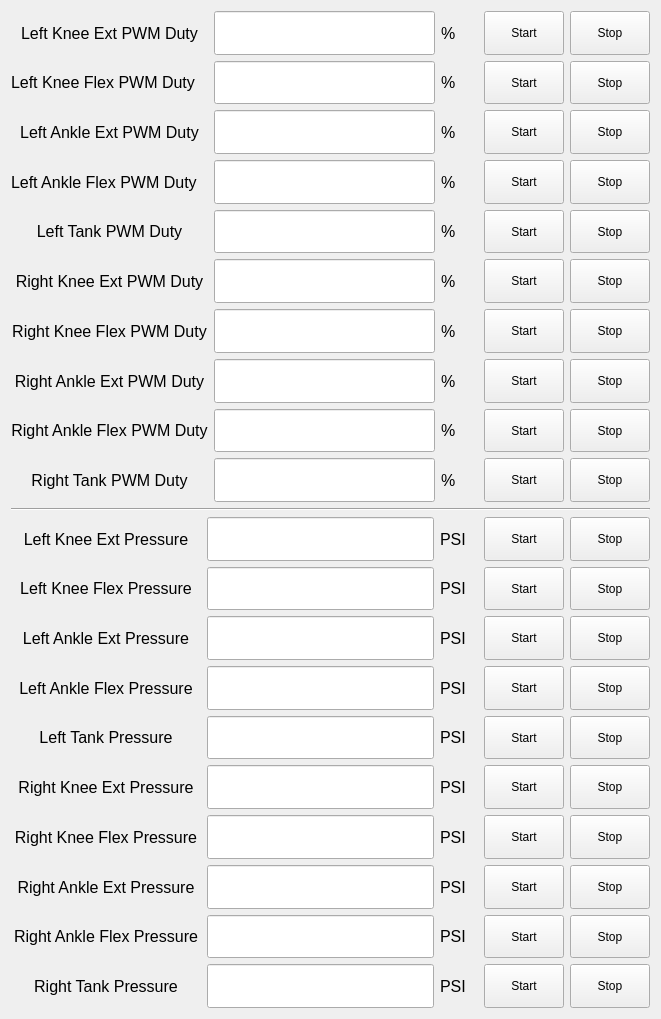
This is exo_gui/PWM_TestFun.ui in haolee21/ExoRPI4 as Qt 5 draws it before an edit. The edited form follows.
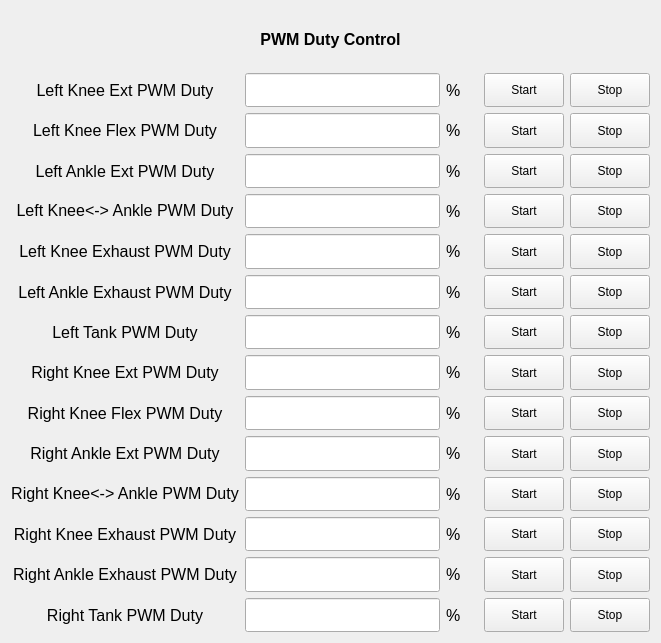
This is the edited form.

Diff of the .ui file:
```diff
--- a/exo_gui/PWM_TestFun.ui
+++ b/exo_gui/PWM_TestFun.ui
@@ -7,15 +7,32 @@
     <x>0</x>
     <y>0</y>
     <width>661</width>
-    <height>1019</height>
+    <height>643</height>
    </rect>
   </property>
   <property name="windowTitle">
    <string>Form</string>
   </property>
-  <layout class="QVBoxLayout" name="verticalLayout_11">
+  <layout class="QVBoxLayout" name="verticalLayout_11" stretch="1,10">
    <item>
-    <layout class="QHBoxLayout" name="horizontalLayout" stretch="5,6,1,2,2">
+    <widget class="QLabel" name="label_22">
+     <property name="font">
+      <font>
+       <pointsize>12</pointsize>
+       <weight>75</weight>
+       <bold>true</bold>
+      </font>
+     </property>
+     <property name="text">
+      <string>PWM Duty Control</string>
+     </property>
+     <property name="alignment">
+      <set>Qt::AlignCenter</set>
+     </property>
+    </widget>
+   </item>
+   <item>
+    <layout class="QHBoxLayout" name="horizontalLayout" stretch="0,6,1,2,2">
      <item>
       <layout class="QVBoxLayout" name="verticalLayout">
        <property name="sizeConstraint">
@@ -46,6 +63,9 @@
          <property name="text">
           <string>Left Knee Flex PWM Duty</string>
          </property>
+         <property name="alignment">
+          <set>Qt::AlignCenter</set>
+         </property>
         </widget>
        </item>
        <item>
@@ -64,14 +84,47 @@
         </widget>
        </item>
        <item>
-        <widget class="QLabel" name="label_26">
+        <widget class="QLabel" name="label_9">
          <property name="font">
           <font>
            <pointsize>12</pointsize>
           </font>
          </property>
          <property name="text">
-          <string>Left Ankle Flex PWM Duty</string>
+          <string>Left Knee&lt;-&gt; Ankle PWM Duty</string>
+         </property>
+         <property name="alignment">
+          <set>Qt::AlignCenter</set>
+         </property>
+        </widget>
+       </item>
+       <item>
+        <widget class="QLabel" name="label_10">
+         <property name="font">
+          <font>
+           <pointsize>12</pointsize>
+          </font>
+         </property>
+         <property name="text">
+          <string>Left Knee Exhaust PWM Duty</string>
+         </property>
+         <property name="alignment">
+          <set>Qt::AlignCenter</set>
+         </property>
+        </widget>
+       </item>
+       <item>
+        <widget class="QLabel" name="label_11">
+         <property name="font">
+          <font>
+           <pointsize>12</pointsize>
+          </font>
+         </property>
+         <property name="text">
+          <string>Left Ankle Exhaust PWM Duty</string>
+         </property>
+         <property name="alignment">
+          <set>Qt::AlignCenter</set>
          </property>
         </widget>
        </item>
@@ -135,6 +188,21 @@
          </property>
         </widget>
        </item>
+       <item>
+        <widget class="QLabel" name="label_12">
+         <property name="font">
+          <font>
+           <pointsize>12</pointsize>
+          </font>
+         </property>
+         <property name="text">
+          <string>Right Knee&lt;-&gt; Ankle PWM Duty</string>
+         </property>
+         <property name="alignment">
+          <set>Qt::AlignCenter</set>
+         </property>
+        </widget>
+       </item>
        <item>
         <widget class="QLabel" name="label_28">
          <property name="font">
@@ -143,7 +211,22 @@
           </font>
          </property>
          <property name="text">
-          <string>Right Ankle Flex PWM Duty</string>
+          <string>Right Knee Exhaust PWM Duty</string>
+         </property>
+         <property name="alignment">
+          <set>Qt::AlignCenter</set>
+         </property>
+        </widget>
+       </item>
+       <item>
+        <widget class="QLabel" name="label_13">
+         <property name="font">
+          <font>
+           <pointsize>12</pointsize>
+          </font>
+         </property>
+         <property name="text">
+          <string>Right Ankle Exhaust PWM Duty</string>
          </property>
          <property name="alignment">
           <set>Qt::AlignCenter</set>
@@ -210,7 +293,27 @@
         </widget>
        </item>
        <item>
-        <widget class="QLineEdit" name="lineEdit_LAnkFlexDuty">
+        <widget class="QLineEdit" name="lineEdit_LKneAnkDuty">
+         <property name="sizePolicy">
+          <sizepolicy hsizetype="Expanding" vsizetype="Preferred">
+           <horstretch>0</horstretch>
+           <verstretch>0</verstretch>
+          </sizepolicy>
+         </property>
+        </widget>
+       </item>
+       <item>
+        <widget class="QLineEdit" name="lineEdit_LKneExutDuty">
+         <property name="sizePolicy">
+          <sizepolicy hsizetype="Expanding" vsizetype="Preferred">
+           <horstretch>0</horstretch>
+           <verstretch>0</verstretch>
+          </sizepolicy>
+         </property>
+        </widget>
+       </item>
+       <item>
+        <widget class="QLineEdit" name="lineEdit_LAnkExutDuty">
          <property name="sizePolicy">
           <sizepolicy hsizetype="Expanding" vsizetype="Preferred">
            <horstretch>0</horstretch>
@@ -270,7 +373,27 @@
         </widget>
        </item>
        <item>
-        <widget class="QLineEdit" name="lineEdit_RAnkFlexDuty">
+        <widget class="QLineEdit" name="lineEdit_RKneAnkDuty">
+         <property name="sizePolicy">
+          <sizepolicy hsizetype="Expanding" vsizetype="Preferred">
+           <horstretch>0</horstretch>
+           <verstretch>0</verstretch>
+          </sizepolicy>
+         </property>
+        </widget>
+       </item>
+       <item>
+        <widget class="QLineEdit" name="lineEdit_RKneExutDuty">
+         <property name="sizePolicy">
+          <sizepolicy hsizetype="Expanding" vsizetype="Preferred">
+           <horstretch>0</horstretch>
+           <verstretch>0</verstretch>
+          </sizepolicy>
+         </property>
+        </widget>
+       </item>
+       <item>
+        <widget class="QLineEdit" name="lineEdit_RAnkExutDuty">
          <property name="sizePolicy">
           <sizepolicy hsizetype="Expanding" vsizetype="Preferred">
            <horstretch>0</horstretch>
@@ -401,6 +524,54 @@
          </property>
         </widget>
        </item>
+       <item>
+        <widget class="QLabel" name="label_14">
+         <property name="font">
+          <font>
+           <pointsize>12</pointsize>
+          </font>
+         </property>
+         <property name="text">
+          <string>%</string>
+         </property>
+        </widget>
+       </item>
+       <item>
+        <widget class="QLabel" name="label_15">
+         <property name="font">
+          <font>
+           <pointsize>12</pointsize>
+          </font>
+         </property>
+         <property name="text">
+          <string>%</string>
+         </property>
+        </widget>
+       </item>
+       <item>
+        <widget class="QLabel" name="label_16">
+         <property name="font">
+          <font>
+           <pointsize>12</pointsize>
+          </font>
+         </property>
+         <property name="text">
+          <string>%</string>
+         </property>
+        </widget>
+       </item>
+       <item>
+        <widget class="QLabel" name="label_21">
+         <property name="font">
+          <font>
+           <pointsize>12</pointsize>
+          </font>
+         </property>
+         <property name="text">
+          <string>%</string>
+         </property>
+        </widget>
+       </item>
        <item>
         <widget class="QLabel" name="label_6">
          <property name="font">
@@ -457,7 +628,33 @@
         </widget>
        </item>
        <item>
-        <widget class="QPushButton" name="btn_LAnkFlexDuty_start">
+        <widget class="QPushButton" name="btn_LKneAnkDuty_start">
+         <property name="sizePolicy">
+          <sizepolicy hsizetype="Minimum" vsizetype="Preferred">
+           <horstretch>0</horstretch>
+           <verstretch>0</verstretch>
+          </sizepolicy>
+         </property>
+         <property name="text">
+          <string>Start</string>
+         </property>
+        </widget>
+       </item>
+       <item>
+        <widget class="QPushButton" name="btn_LKneExutDuty_start">
+         <property name="sizePolicy">
+          <sizepolicy hsizetype="Minimum" vsizetype="Preferred">
+           <horstretch>0</horstretch>
+           <verstretch>0</verstretch>
+          </sizepolicy>
+         </property>
+         <property name="text">
+          <string>Start</string>
+         </property>
+        </widget>
+       </item>
+       <item>
+        <widget class="QPushButton" name="btn_LAnkExutDuty_start">
          <property name="sizePolicy">
           <sizepolicy hsizetype="Minimum" vsizetype="Preferred">
            <horstretch>0</horstretch>
@@ -522,7 +719,33 @@
         </widget>
        </item>
        <item>
-        <widget class="QPushButton" name="btn_RAnkFlexDuty_start">
+        <widget class="QPushButton" name="btn_RKneAnkDuty_start">
+         <property name="sizePolicy">
+          <sizepolicy hsizetype="Minimum" vsizetype="Preferred">
+           <horstretch>0</horstretch>
+           <verstretch>0</verstretch>
+          </sizepolicy>
+         </property>
+         <property name="text">
+          <string>Start</string>
+         </property>
+        </widget>
+       </item>
+       <item>
+        <widget class="QPushButton" name="btn_RKneExutDuty_start">
+         <property name="sizePolicy">
+          <sizepolicy hsizetype="Minimum" vsizetype="Preferred">
+           <horstretch>0</horstretch>
+           <verstretch>0</verstretch>
+          </sizepolicy>
+         </property>
+         <property name="text">
+          <string>Start</string>
+         </property>
+        </widget>
+       </item>
+       <item>
+        <widget class="QPushButton" name="btn_RAnkExutDuty_start">
          <property name="sizePolicy">
           <sizepolicy hsizetype="Minimum" vsizetype="Preferred">
            <horstretch>0</horstretch>
@@ -591,7 +814,33 @@
         </widget>
        </item>
        <item>
-        <widget class="QPushButton" name="btn_LAnkFlexDuty_stop">
+        <widget class="QPushButton" name="btn_LKneAnkDuty_stop">
+         <property name="sizePolicy">
+          <sizepolicy hsizetype="Minimum" vsizetype="Preferred">
+           <horstretch>0</horstretch>
+           <verstretch>0</verstretch>
+          </sizepolicy>
+         </property>
+         <property name="text">
+          <string>Stop</string>
+         </property>
+        </widget>
+       </item>
+       <item>
+        <widget class="QPushButton" name="btn_LKneExutDuty_stop">
+         <property name="sizePolicy">
+          <sizepolicy hsizetype="Minimum" vsizetype="Preferred">
+           <horstretch>0</horstretch>
+           <verstretch>0</verstretch>
+          </sizepolicy>
+         </property>
+         <property name="text">
+          <string>Stop</string>
+         </property>
+        </widget>
+       </item>
+       <item>
+        <widget class="QPushButton" name="btn_LAnkExutDuty_stop">
          <property name="sizePolicy">
           <sizepolicy hsizetype="Minimum" vsizetype="Preferred">
            <horstretch>0</horstretch>
@@ -656,7 +905,33 @@
         </widget>
        </item>
        <item>
-        <widget class="QPushButton" name="btn_RAnkFlexDuty_stop">
+        <widget class="QPushButton" name="btn_RKneAnkDuty_stop">
+         <property name="sizePolicy">
+          <sizepolicy hsizetype="Minimum" vsizetype="Preferred">
+           <horstretch>0</horstretch>
+           <verstretch>0</verstretch>
+          </sizepolicy>
+         </property>
+         <property name="text">
+          <string>Stop</string>
+         </property>
+        </widget>
+       </item>
+       <item>
+        <widget class="QPushButton" name="btn_RKneExutDuty_stop">
+         <property name="sizePolicy">
+          <sizepolicy hsizetype="Minimum" vsizetype="Preferred">
+           <horstretch>0</horstretch>
+           <verstretch>0</verstretch>
+          </sizepolicy>
+         </property>
+         <property name="text">
+          <string>Stop</string>
+         </property>
+        </widget>
+       </item>
+       <item>
+        <widget class="QPushButton" name="btn_RAnkExutDuty_stop">
          <property name="sizePolicy">
           <sizepolicy hsizetype="Minimum" vsizetype="Preferred">
            <horstretch>0</horstretch>
@@ -685,697 +960,6 @@
      </item>
     </layout>
    </item>
-   <item>
-    <widget class="Line" name="line">
-     <property name="orientation">
-      <enum>Qt::Horizontal</enum>
-     </property>
-    </widget>
-   </item>
-   <item>
-    <layout class="QHBoxLayout" name="horizontalLayout_2" stretch="5,6,1,2,2">
-     <item>
-      <layout class="QVBoxLayout" name="verticalLayout_4">
-       <item>
-        <widget class="QLabel" name="label_9">
-         <property name="font">
-          <font>
-           <pointsize>12</pointsize>
-          </font>
-         </property>
-         <property name="text">
-          <string>Left Knee Ext Pressure</string>
-         </property>
-         <property name="alignment">
-          <set>Qt::AlignCenter</set>
-         </property>
-        </widget>
-       </item>
-       <item>
-        <widget class="QLabel" name="label_33">
-         <property name="font">
-          <font>
-           <pointsize>12</pointsize>
-          </font>
-         </property>
-         <property name="text">
-          <string>Left Knee Flex Pressure</string>
-         </property>
-         <property name="alignment">
-          <set>Qt::AlignCenter</set>
-         </property>
-        </widget>
-       </item>
-       <item>
-        <widget class="QLabel" name="label_10">
-         <property name="font">
-          <font>
-           <pointsize>12</pointsize>
-          </font>
-         </property>
-         <property name="text">
-          <string>Left Ankle Ext Pressure</string>
-         </property>
-         <property name="alignment">
-          <set>Qt::AlignCenter</set>
-         </property>
-        </widget>
-       </item>
-       <item>
-        <widget class="QLabel" name="label_34">
-         <property name="font">
-          <font>
-           <pointsize>12</pointsize>
-          </font>
-         </property>
-         <property name="text">
-          <string>Left Ankle Flex Pressure</string>
-         </property>
-         <property name="alignment">
-          <set>Qt::AlignCenter</set>
-         </property>
-        </widget>
-       </item>
-       <item>
-        <widget class="QLabel" name="label_21">
-         <property name="font">
-          <font>
-           <pointsize>12</pointsize>
-          </font>
-         </property>
-         <property name="text">
-          <string>Left Tank Pressure</string>
-         </property>
-         <property name="alignment">
-          <set>Qt::AlignCenter</set>
-         </property>
-        </widget>
-       </item>
-       <item>
-        <widget class="QLabel" name="label_11">
-         <property name="font">
-          <font>
-           <pointsize>12</pointsize>
-          </font>
-         </property>
-         <property name="text">
-          <string>Right Knee Ext Pressure</string>
-         </property>
-         <property name="alignment">
-          <set>Qt::AlignCenter</set>
-         </property>
-        </widget>
-       </item>
-       <item>
-        <widget class="QLabel" name="label_35">
-         <property name="font">
-          <font>
-           <pointsize>12</pointsize>
-          </font>
-         </property>
-         <property name="text">
-          <string>Right Knee Flex Pressure</string>
-         </property>
-         <property name="alignment">
-          <set>Qt::AlignCenter</set>
-         </property>
-        </widget>
-       </item>
-       <item>
-        <widget class="QLabel" name="label_12">
-         <property name="font">
-          <font>
-           <pointsize>12</pointsize>
-          </font>
-         </property>
-         <property name="text">
-          <string>Right Ankle Ext Pressure</string>
-         </property>
-         <property name="alignment">
-          <set>Qt::AlignCenter</set>
-         </property>
-        </widget>
-       </item>
-       <item>
-        <widget class="QLabel" name="label_36">
-         <property name="font">
-          <font>
-           <pointsize>12</pointsize>
-          </font>
-         </property>
-         <property name="text">
-          <string>Right Ankle Flex Pressure</string>
-         </property>
-         <property name="alignment">
-          <set>Qt::AlignCenter</set>
-         </property>
-        </widget>
-       </item>
-       <item>
-        <widget class="QLabel" name="label_22">
-         <property name="font">
-          <font>
-           <pointsize>12</pointsize>
-          </font>
-         </property>
-         <property name="text">
-          <string>Right Tank Pressure</string>
-         </property>
-         <property name="alignment">
-          <set>Qt::AlignCenter</set>
-         </property>
-        </widget>
-       </item>
-      </layout>
-     </item>
-     <item>
-      <layout class="QVBoxLayout" name="verticalLayout_6">
-       <item>
-        <widget class="QLineEdit" name="lineEdit_LKneExtPre">
-         <property name="sizePolicy">
-          <sizepolicy hsizetype="Expanding" vsizetype="Preferred">
-           <horstretch>0</horstretch>
-           <verstretch>0</verstretch>
-          </sizepolicy>
-         </property>
-         <property name="font">
-          <font>
-           <pointsize>12</pointsize>
-          </font>
-         </property>
-        </widget>
-       </item>
-       <item>
-        <widget class="QLineEdit" name="lineEdit_LKneFlexPre">
-         <property name="sizePolicy">
-          <sizepolicy hsizetype="Expanding" vsizetype="Preferred">
-           <horstretch>0</horstretch>
-           <verstretch>0</verstretch>
-          </sizepolicy>
-         </property>
-        </widget>
-       </item>
-       <item>
-        <widget class="QLineEdit" name="lineEdit_LAnkExtPre">
-         <property name="sizePolicy">
-          <sizepolicy hsizetype="Expanding" vsizetype="Preferred">
-           <horstretch>0</horstretch>
-           <verstretch>0</verstretch>
-          </sizepolicy>
-         </property>
-         <property name="font">
-          <font>
-           <pointsize>12</pointsize>
-          </font>
-         </property>
-        </widget>
-       </item>
-       <item>
-        <widget class="QLineEdit" name="lineEdit_LAnkFlexPre">
-         <property name="sizePolicy">
-          <sizepolicy hsizetype="Expanding" vsizetype="Preferred">
-           <horstretch>0</horstretch>
-           <verstretch>0</verstretch>
-          </sizepolicy>
-         </property>
-        </widget>
-       </item>
-       <item>
-        <widget class="QLineEdit" name="lineEdit_LTankPre">
-         <property name="sizePolicy">
-          <sizepolicy hsizetype="Expanding" vsizetype="Preferred">
-           <horstretch>0</horstretch>
-           <verstretch>0</verstretch>
-          </sizepolicy>
-         </property>
-         <property name="font">
-          <font>
-           <pointsize>12</pointsize>
-          </font>
-         </property>
-        </widget>
-       </item>
-       <item>
-        <widget class="QLineEdit" name="lineEdit_RKneExtPre">
-         <property name="sizePolicy">
-          <sizepolicy hsizetype="Expanding" vsizetype="Preferred">
-           <horstretch>0</horstretch>
-           <verstretch>0</verstretch>
-          </sizepolicy>
-         </property>
-         <property name="font">
-          <font>
-           <pointsize>12</pointsize>
-          </font>
-         </property>
-        </widget>
-       </item>
-       <item>
-        <widget class="QLineEdit" name="lineEdit_RKneFlexPre">
-         <property name="sizePolicy">
-          <sizepolicy hsizetype="Expanding" vsizetype="Preferred">
-           <horstretch>0</horstretch>
-           <verstretch>0</verstretch>
-          </sizepolicy>
-         </property>
-        </widget>
-       </item>
-       <item>
-        <widget class="QLineEdit" name="lineEdit_RAnkExtPre">
-         <property name="sizePolicy">
-          <sizepolicy hsizetype="Expanding" vsizetype="Preferred">
-           <horstretch>0</horstretch>
-           <verstretch>0</verstretch>
-          </sizepolicy>
-         </property>
-         <property name="font">
-          <font>
-           <pointsize>12</pointsize>
-          </font>
-         </property>
-        </widget>
-       </item>
-       <item>
-        <widget class="QLineEdit" name="lineEdit_RAnkFlexPre">
-         <property name="sizePolicy">
-          <sizepolicy hsizetype="Expanding" vsizetype="Preferred">
-           <horstretch>0</horstretch>
-           <verstretch>0</verstretch>
-          </sizepolicy>
-         </property>
-        </widget>
-       </item>
-       <item>
-        <widget class="QLineEdit" name="lineEdit_RTankPre">
-         <property name="sizePolicy">
-          <sizepolicy hsizetype="Expanding" vsizetype="Preferred">
-           <horstretch>0</horstretch>
-           <verstretch>0</verstretch>
-          </sizepolicy>
-         </property>
-         <property name="font">
-          <font>
-           <pointsize>12</pointsize>
-          </font>
-         </property>
-        </widget>
-       </item>
-      </layout>
-     </item>
-     <item>
-      <layout class="QVBoxLayout" name="verticalLayout_7">
-       <item>
-        <widget class="QLabel" name="label_13">
-         <property name="font">
-          <font>
-           <pointsize>12</pointsize>
-          </font>
-         </property>
-         <property name="text">
-          <string>PSI</string>
-         </property>
-        </widget>
-       </item>
-       <item>
-        <widget class="QLabel" name="label_37">
-         <property name="font">
-          <font>
-           <pointsize>12</pointsize>
-          </font>
-         </property>
-         <property name="text">
-          <string>PSI</string>
-         </property>
-        </widget>
-       </item>
-       <item>
-        <widget class="QLabel" name="label_14">
-         <property name="font">
-          <font>
-           <pointsize>12</pointsize>
-          </font>
-         </property>
-         <property name="text">
-          <string>PSI</string>
-         </property>
-        </widget>
-       </item>
-       <item>
-        <widget class="QLabel" name="label_38">
-         <property name="font">
-          <font>
-           <pointsize>12</pointsize>
-          </font>
-         </property>
-         <property name="text">
-          <string>PSI</string>
-         </property>
-        </widget>
-       </item>
-       <item>
-        <widget class="QLabel" name="label_15">
-         <property name="font">
-          <font>
-           <pointsize>12</pointsize>
-          </font>
-         </property>
-         <property name="text">
-          <string>PSI</string>
-         </property>
-        </widget>
-       </item>
-       <item>
-        <widget class="QLabel" name="label_39">
-         <property name="font">
-          <font>
-           <pointsize>12</pointsize>
-          </font>
-         </property>
-         <property name="text">
-          <string>PSI</string>
-         </property>
-        </widget>
-       </item>
-       <item>
-        <widget class="QLabel" name="label_24">
-         <property name="font">
-          <font>
-           <pointsize>12</pointsize>
-          </font>
-         </property>
-         <property name="text">
-          <string>PSI</string>
-         </property>
-        </widget>
-       </item>
-       <item>
-        <widget class="QLabel" name="label_40">
-         <property name="font">
-          <font>
-           <pointsize>12</pointsize>
-          </font>
-         </property>
-         <property name="text">
-          <string>PSI</string>
-         </property>
-        </widget>
-       </item>
-       <item>
-        <widget class="QLabel" name="label_23">
-         <property name="font">
-          <font>
-           <pointsize>12</pointsize>
-          </font>
-         </property>
-         <property name="text">
-          <string>PSI</string>
-         </property>
-        </widget>
-       </item>
-       <item>
-        <widget class="QLabel" name="label_16">
-         <property name="font">
-          <font>
-           <pointsize>12</pointsize>
-          </font>
-         </property>
-         <property name="text">
-          <string>PSI</string>
-         </property>
-        </widget>
-       </item>
-      </layout>
-     </item>
-     <item>
-      <layout class="QVBoxLayout" name="verticalLayout_8">
-       <item>
-        <widget class="QPushButton" name="btn_LKneExtPre_start">
-         <property name="sizePolicy">
-          <sizepolicy hsizetype="Minimum" vsizetype="Preferred">
-           <horstretch>0</horstretch>
-           <verstretch>0</verstretch>
-          </sizepolicy>
-         </property>
-         <property name="text">
-          <string>Start</string>
-         </property>
-        </widget>
-       </item>
-       <item>
-        <widget class="QPushButton" name="btn_LKneFlexPre_start">
-         <property name="sizePolicy">
-          <sizepolicy hsizetype="Minimum" vsizetype="Preferred">
-           <horstretch>0</horstretch>
-           <verstretch>0</verstretch>
-          </sizepolicy>
-         </property>
-         <property name="text">
-          <string>Start</string>
-         </property>
-        </widget>
-       </item>
-       <item>
-        <widget class="QPushButton" name="btn_LAnkExtPre_start">
-         <property name="sizePolicy">
-          <sizepolicy hsizetype="Minimum" vsizetype="Preferred">
-           <horstretch>0</horstretch>
-           <verstretch>0</verstretch>
-          </sizepolicy>
-         </property>
-         <property name="text">
-          <string>Start</string>
-         </property>
-        </widget>
-       </item>
-       <item>
-        <widget class="QPushButton" name="btn_LAnkFlexPre_start">
-         <property name="sizePolicy">
-          <sizepolicy hsizetype="Minimum" vsizetype="Preferred">
-           <horstretch>0</horstretch>
-           <verstretch>0</verstretch>
-          </sizepolicy>
-         </property>
-         <property name="text">
-          <string>Start</string>
-         </property>
-        </widget>
-       </item>
-       <item>
-        <widget class="QPushButton" name="btn_LTankPre_start">
-         <property name="sizePolicy">
-          <sizepolicy hsizetype="Minimum" vsizetype="Preferred">
-           <horstretch>0</horstretch>
-           <verstretch>0</verstretch>
-          </sizepolicy>
-         </property>
-         <property name="text">
-          <string>Start</string>
-         </property>
-        </widget>
-       </item>
-       <item>
-        <widget class="QPushButton" name="btn_RKneExtPre_start">
-         <property name="sizePolicy">
-          <sizepolicy hsizetype="Minimum" vsizetype="Preferred">
-           <horstretch>0</horstretch>
-           <verstretch>0</verstretch>
-          </sizepolicy>
-         </property>
-         <property name="text">
-          <string>Start</string>
-         </property>
-        </widget>
-       </item>
-       <item>
-        <widget class="QPushButton" name="btn_RKneFlexPre_start">
-         <property name="sizePolicy">
-          <sizepolicy hsizetype="Minimum" vsizetype="Preferred">
-           <horstretch>0</horstretch>
-           <verstretch>0</verstretch>
-          </sizepolicy>
-         </property>
-         <property name="text">
-          <string>Start</string>
-         </property>
-        </widget>
-       </item>
-       <item>
-        <widget class="QPushButton" name="btn_RAnkExtPre_start">
-         <property name="sizePolicy">
-          <sizepolicy hsizetype="Minimum" vsizetype="Preferred">
-           <horstretch>0</horstretch>
-           <verstretch>0</verstretch>
-          </sizepolicy>
-         </property>
-         <property name="text">
-          <string>Start</string>
-         </property>
-        </widget>
-       </item>
-       <item>
-        <widget class="QPushButton" name="btn_RAnkFlexPre_start">
-         <property name="sizePolicy">
-          <sizepolicy hsizetype="Minimum" vsizetype="Preferred">
-           <horstretch>0</horstretch>
-           <verstretch>0</verstretch>
-          </sizepolicy>
-         </property>
-         <property name="text">
-          <string>Start</string>
-         </property>
-        </widget>
-       </item>
-       <item>
-        <widget class="QPushButton" name="btn_RTankPre_start">
-         <property name="sizePolicy">
-          <sizepolicy hsizetype="Minimum" vsizetype="Preferred">
-           <horstretch>0</horstretch>
-           <verstretch>0</verstretch>
-          </sizepolicy>
-         </property>
-         <property name="text">
-          <string>Start</string>
-         </property>
-        </widget>
-       </item>
-      </layout>
-     </item>
-     <item>
-      <layout class="QVBoxLayout" name="verticalLayout_9">
-       <item>
-        <widget class="QPushButton" name="btn_LKneExtPre_stop">
-         <property name="sizePolicy">
-          <sizepolicy hsizetype="Minimum" vsizetype="Preferred">
-           <horstretch>0</horstretch>
-           <verstretch>0</verstretch>
-          </sizepolicy>
-         </property>
-         <property name="text">
-          <string>Stop</string>
-         </property>
-        </widget>
-       </item>
-       <item>
-        <widget class="QPushButton" name="btn_LKneFlexPre_stop">
-         <property name="sizePolicy">
-          <sizepolicy hsizetype="Minimum" vsizetype="Preferred">
-           <horstretch>0</horstretch>
-           <verstretch>0</verstretch>
-          </sizepolicy>
-         </property>
-         <property name="text">
-          <string>Stop</string>
-         </property>
-        </widget>
-       </item>
-       <item>
-        <widget class="QPushButton" name="btn_LAnkExtPre_stop">
-         <property name="sizePolicy">
-          <sizepolicy hsizetype="Minimum" vsizetype="Preferred">
-           <horstretch>0</horstretch>
-           <verstretch>0</verstretch>
-          </sizepolicy>
-         </property>
-         <property name="text">
-          <string>Stop</string>
-         </property>
-        </widget>
-       </item>
-       <item>
-        <widget class="QPushButton" name="btn_LAnkFlexPre_stop">
-         <property name="sizePolicy">
-          <sizepolicy hsizetype="Minimum" vsizetype="Preferred">
-           <horstretch>0</horstretch>
-           <verstretch>0</verstretch>
-          </sizepolicy>
-         </property>
-         <property name="text">
-          <string>Stop</string>
-         </property>
-        </widget>
-       </item>
-       <item>
-        <widget class="QPushButton" name="btn_LTankPre_stop">
-         <property name="sizePolicy">
-          <sizepolicy hsizetype="Minimum" vsizetype="Preferred">
-           <horstretch>0</horstretch>
-           <verstretch>0</verstretch>
-          </sizepolicy>
-         </property>
-         <property name="text">
-          <string>Stop</string>
-         </property>
-        </widget>
-       </item>
-       <item>
-        <widget class="QPushButton" name="btn_RKneExtPre_stop">
-         <property name="sizePolicy">
-          <sizepolicy hsizetype="Minimum" vsizetype="Preferred">
-           <horstretch>0</horstretch>
-           <verstretch>0</verstretch>
-          </sizepolicy>
-         </property>
-         <property name="text">
-          <string>Stop</string>
-         </property>
-        </widget>
-       </item>
-       <item>
-        <widget class="QPushButton" name="btn_RKneFlexPre_stop">
-         <property name="sizePolicy">
-          <sizepolicy hsizetype="Minimum" vsizetype="Preferred">
-           <horstretch>0</horstretch>
-           <verstretch>0</verstretch>
-          </sizepolicy>
-         </property>
-         <property name="text">
-          <string>Stop</string>
-         </property>
-        </widget>
-       </item>
-       <item>
-        <widget class="QPushButton" name="btn_RAnkExtPre_stop">
-         <property name="sizePolicy">
-          <sizepolicy hsizetype="Minimum" vsizetype="Preferred">
-           <horstretch>0</horstretch>
-           <verstretch>0</verstretch>
-          </sizepolicy>
-         </property>
-         <property name="text">
-          <string>Stop</string>
-         </property>
-        </widget>
-       </item>
-       <item>
-        <widget class="QPushButton" name="btn_RAnkFlexPre_stop">
-         <property name="sizePolicy">
-          <sizepolicy hsizetype="Minimum" vsizetype="Preferred">
-           <horstretch>0</horstretch>
-           <verstretch>0</verstretch>
-          </sizepolicy>
-         </property>
-         <property name="text">
-          <string>Stop</string>
-         </property>
-        </widget>
-       </item>
-       <item>
-        <widget class="QPushButton" name="btn_RTankPre_stop">
-         <property name="sizePolicy">
-          <sizepolicy hsizetype="Minimum" vsizetype="Preferred">
-           <horstretch>0</horstretch>
-           <verstretch>0</verstretch>
-          </sizepolicy>
-         </property>
-         <property name="text">
-          <string>Stop</string>
-         </property>
-        </widget>
-       </item>
-      </layout>
-     </item>
-    </layout>
-   </item>
   </layout>
  </widget>
  <resources/>
```
Left out of the diff: 2 changed lines with no effect on the pictures.
